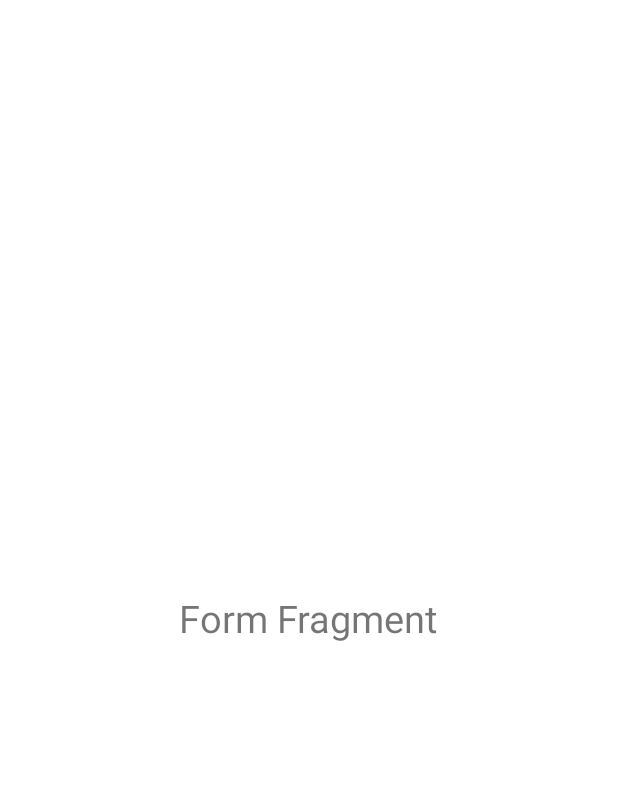
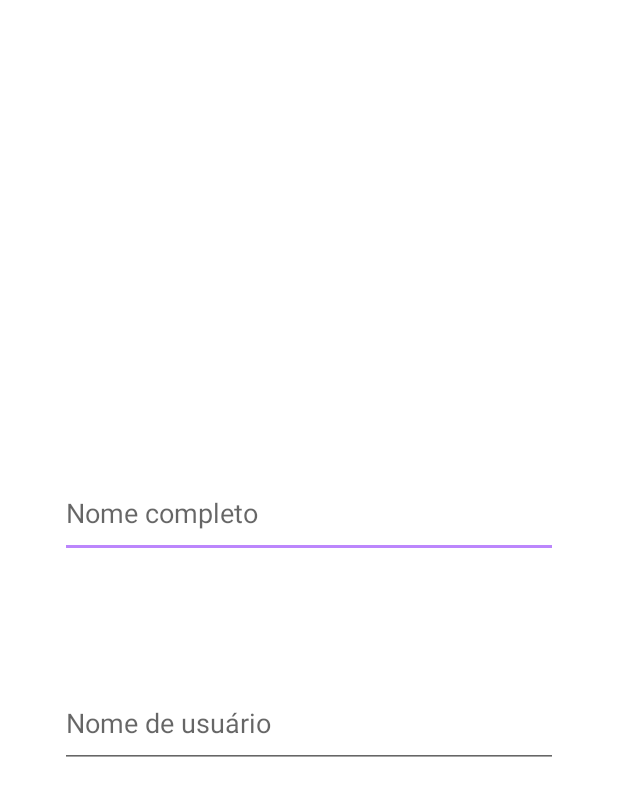
Before and after one commit to Hylley/Echo, an Android app: the layout fragment_form.xml on its own in the app's theme, with its tools: preview values and no code run, on a phone screen of 412 x 824 dp. Shown: the top 796 px of the screen. Run offline under Robolectric (Android 15) with nearby library versions, the phone set to English and light mode, and no system bars; network calls fail.

Commit message:
Form basic layout implemented

```diff
--- a/client/app/src/main/java/com/hylley/echo/network_handler/Client.java
+++ b/client/app/src/main/java/com/hylley/echo/network_handler/Client.java
@@ -26,9 +26,10 @@ public class Client extends Thread implements Runnable
     public static String id;
     private static InetAddress server_address;
     ClientListener listener;
-    public ConcurrentLinkedQueue<HashMap<String, String>> packet_queue = new ConcurrentLinkedQueue<>();
+    public ConcurrentLinkedQueue<HashMap<String, String>> packet_queue = new ConcurrentLinkedQueue<>(); // Thread-safe API; eu fiz o meu dever de casa ;)
 
     public static Socket socket;
+    public static boolean connected = false;
     private static ObjectOutputStream output;
 
     static MainActivity main_activity;
@@ -43,6 +44,7 @@ public class Client extends Thread implements Runnable
     @SuppressWarnings("ConstantConditions")
     public void run()
     {
+        connected = false;
         // Escuta pacotes de descoberta através de UDP
         if(MainActivity.debug) System.out.println("Searching for broadcast");
 
@@ -80,6 +82,7 @@ public class Client extends Thread implements Runnable
         }
         catch (IOException e) { throw new RuntimeException(e); }
         if(MainActivity.debug) System.out.println("Connected");
+        connected = true;
 
         // Escuta por novas instruções do servidor
         listener = new ClientListener(main_activity); listener.start();
--- a/client/app/src/main/java/com/hylley/echo/network_handler/ClientListener.java
+++ b/client/app/src/main/java/com/hylley/echo/network_handler/ClientListener.java
@@ -2,7 +2,6 @@ package com.hylley.echo.network_handler;
 
 import com.hylley.echo.MainActivity;
 
-import android.app.Activity;
 import java.io.IOException;
 import java.io.ObjectInputStream;
 import java.net.SocketException;
--- a/client/app/src/main/res/layout/fragment_form.xml
+++ b/client/app/src/main/res/layout/fragment_form.xml
@@ -1,17 +1,32 @@
 <?xml version="1.0" encoding="utf-8"?>
 <RelativeLayout xmlns:android="http://schemas.android.com/apk/res/android"
+    xmlns:app="http://schemas.android.com/apk/res-auto"
     xmlns:tools="http://schemas.android.com/tools"
     android:layout_width="match_parent"
     android:layout_height="match_parent"
     tools:context=".FormFragment">
 
-    <TextView
-        android:layout_width="wrap_content"
+    <LinearLayout
+        android:layout_width="match_parent"
         android:layout_height="wrap_content"
-        android:text="Form Fragment"
-        android:textSize="25sp"
-        android:layout_centerInParent="true"
-        tools:ignore="HardcodedText"
-    />
+        android:orientation="vertical"
+        android:layout_centerInParent="true">
+        <EditText
+            android:id="@+id/full_name"
+            android:layout_width="match_parent"
+            android:layout_height="60dp"
+            android:layout_margin="40dp"
+            android:hint="Nome completo"
+            />
+
+        <EditText
+            android:id="@+id/nick_name"
+            android:layout_width="match_parent"
+            android:layout_height="60dp"
+            android:layout_margin="40dp"
+            android:hint="Nome de usuário"
+            />
+
+    </LinearLayout>
 
 </RelativeLayout>
```
Also changed, not shown: client/app/src/main/java/com/hylley/echo/MainActivity.java (+19 -23 lines), 1 other file.
